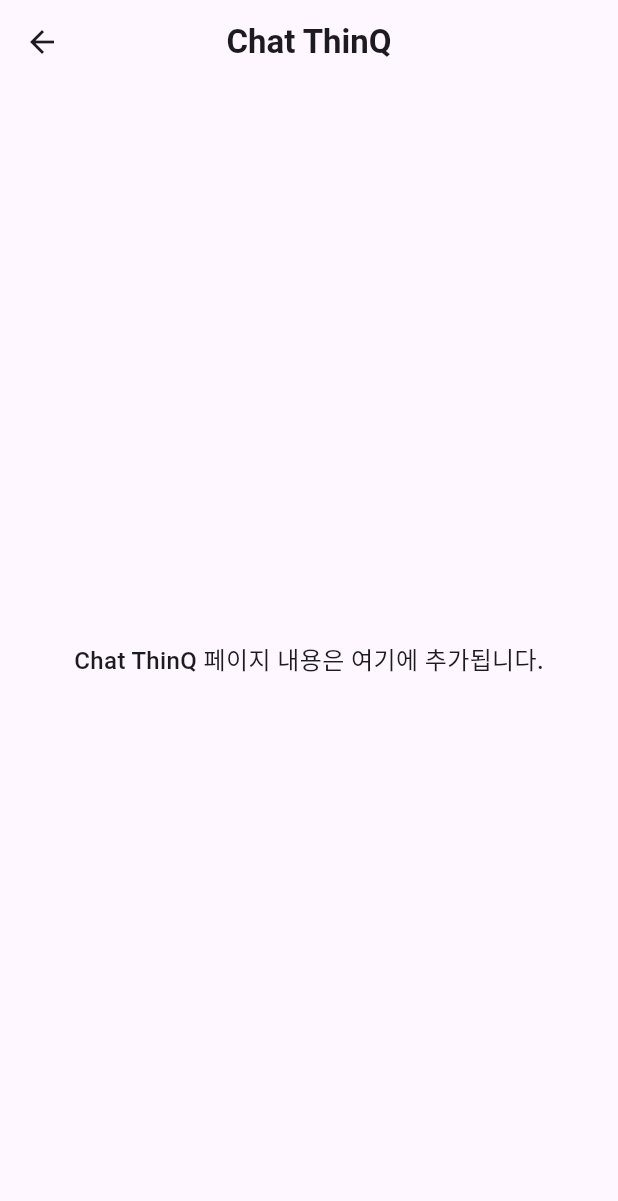
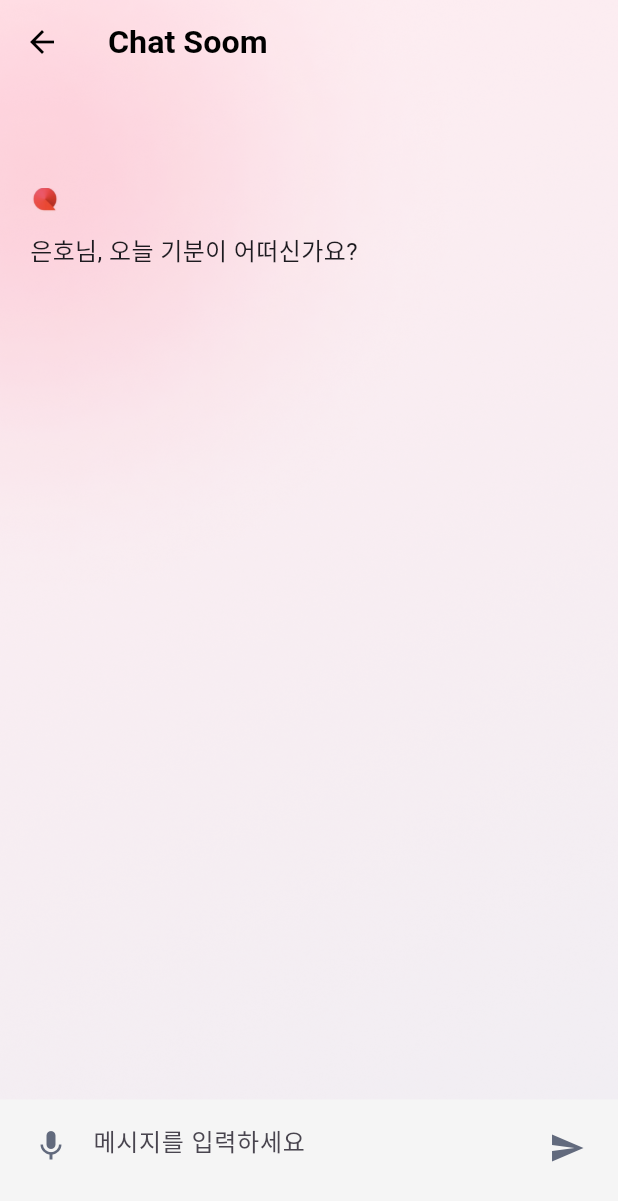
Before and after one commit to WhoingYang/LG_DX_PROJECT, a Flutter app: the SoomPage screen opened directly, scrolled down 323 dp, after a tap on the "arrow forward ios" icon, after a tap on "새로운 향 조향하기", on a phone screen of 412 x 824 dp. Shown: the top 1201 px of the screen. Run offline on Flutter 3.47's test engine with Material 3 defaults, Android fonts, the phone set to English and light mode, and no system bars; our stand-ins replace flutter_gemini; Roboto replaces fonts that are missing (Pretendard); project files that could hold a hidden picture were left out.

Commit message:
11월 21일 중간점검

```diff
--- a/analysis_options.yaml
+++ b/analysis_options.yaml
@@ -22,6 +22,7 @@
   # producing the lint.
   rules:
     prefer_const_constructors: false
+    prefer_const_literals_to_create_immutables: false
 
     # avoid_print: false  # Uncomment to disable the `avoid_print` rule
     # prefer_single_quotes: true  # Uncomment to enable the `prefer_single_quotes` rule
--- a/lib/chat_thinq.dart
+++ /dev/null
@@ -1,32 +0,0 @@
-import 'package:flutter/material.dart';
-
-class ChatThinqPage extends StatelessWidget {
-  const ChatThinqPage({Key? key}) : super(key: key);
-
-  @override
-  Widget build(BuildContext context) {
-    return Scaffold(
-      appBar: AppBar(
-        title: const Text(
-          'Chat ThinQ',
-          style: TextStyle(
-            fontFamily: 'Pretendard',
-            fontSize: 22,
-            fontWeight: FontWeight.w700,
-          ),
-        ),
-        centerTitle: true,
-      ),
-      body: const Center(
-        child: Text(
-          'Chat ThinQ 페이지 내용은 여기에 추가됩니다.',
-          style: TextStyle(
-            fontFamily: 'Pretendard',
-            fontSize: 16,
-            fontWeight: FontWeight.w500,
-          ),
-        ),
-      ),
-    );
-  }
-}
--- /dev/null
+++ b/lib/chatsoom.dart
@@ -0,0 +1,301 @@
+import 'package:flutter/material.dart';
+import 'package:flutter_gemini/flutter_gemini.dart';
+import 'package:soom/models/message.dart';
+
+class ChatSoomPage extends StatefulWidget {
+  ChatSoomPage({super.key});
+
+  @override
+  State<ChatSoomPage> createState() => _ChatSoomPageState();
+}
+
+class _ChatSoomPageState extends State<ChatSoomPage> {
+  final TextEditingController _controller = TextEditingController();
+  final FocusNode _focusNode = FocusNode();
+  final ScrollController _scrollController = ScrollController();
+  bool _canSendMessage = false;
+  ChatRoom _room = ChatRoom(chats: [], createdAt: DateTime.now());
+  bool _isLoading = false;
+
+  @override
+  void initState() {
+    super.initState();
+    Gemini.init(apiKey: "//"); // 여기에 실제 API 키 입력
+    _sendInitialMessage(); // 앱이 시작될 때 자동으로 질문
+  }
+
+  @override
+  void dispose() {
+    _scrollController.dispose();
+    _controller.dispose();
+    _focusNode.dispose();
+    super.dispose();
+  }
+
+  @override
+  Widget build(BuildContext context) {
+    return Scaffold(
+      extendBodyBehindAppBar: true,
+      appBar: AppBar(
+        backgroundColor: Colors.transparent,
+        elevation: 0,
+        leading: IconButton(
+          icon: const Icon(Icons.arrow_back, color: Colors.black), // 뒤로가기 아이콘
+          onPressed: () {
+            Navigator.pop(context); // 뒤로가기 기능
+          },
+        ),
+        title: Row(
+          mainAxisAlignment: MainAxisAlignment.start,
+          children: [
+            const Text(
+              "Chat Soom",
+              style: TextStyle(
+                color: Colors.black,
+                fontSize: 21.5,
+                fontWeight: FontWeight.bold,
+              ),
+            ),
+          ],
+        ),
+      ),
+      body: Stack(
+        children: [
+          Container(
+            decoration: BoxDecoration(
+              image: DecorationImage(
+                image: AssetImage("assets/img/Chat ThinQ.png"),
+                fit: BoxFit.cover,
+              ),
+            ),
+          ),
+          SingleChildScrollView(
+            padding: EdgeInsets.only(top: 120, bottom: 80),
+            child: Column(
+              children: [
+                for (var chat in _room.chats)
+                  chat.isMe
+                      ? _buildMyChatBubble(chat)
+                      : _buildGptChatBubble(chat),
+                if (_isLoading) _buildLoadingBubble(),
+              ],
+            ),
+          ),
+          Align(
+            alignment: Alignment.bottomCenter,
+            child: _buildTextField(),
+          ),
+        ],
+      ),
+    );
+  }
+
+  Widget _buildGptChatBubble(ChatMessage chat) {
+    return Column(
+      crossAxisAlignment: CrossAxisAlignment.start,
+      children: [
+        Container(
+          margin: EdgeInsets.only(left: 20, top: 5),
+          child: Image.asset(
+            "assets/img/ChatSoomMark.png",
+            width: 20,
+            height: 20,
+          ),
+        ),
+        Align(
+          alignment: Alignment.centerLeft,
+          child: Container(
+            constraints: BoxConstraints(maxWidth: 300),
+            margin: EdgeInsets.only(left: 20, right: 20, top: 10, bottom: 10),
+            decoration: BoxDecoration(
+              color: Colors.transparent,
+              borderRadius: BorderRadius.circular(20),
+            ),
+            child: Text(
+              chat.text,
+              style: TextStyle(
+                fontSize: 16,
+              ),
+            ),
+          ),
+        ),
+      ],
+    );
+  }
+
+  Widget _buildMyChatBubble(ChatMessage chat) {
+    return Align(
+      alignment: Alignment.centerRight,
+      child: Container(
+        constraints: BoxConstraints(maxWidth: 250),
+        padding: EdgeInsets.symmetric(horizontal: 16, vertical: 16),
+        margin: EdgeInsets.only(left: 20, right: 20, bottom: 10),
+        decoration: BoxDecoration(
+          color: Colors.grey[100],
+          borderRadius: BorderRadius.circular(20),
+        ),
+        child: Text(
+          chat.text,
+          style: TextStyle(
+            fontSize: 16,
+          ),
+        ),
+      ),
+    );
+  }
+
+  Widget _buildLoadingBubble() {
+    return Align(
+      alignment: Alignment.centerLeft,
+      child: Container(
+        constraints: BoxConstraints(maxWidth: 250),
+        padding: EdgeInsets.all(10),
+        margin: EdgeInsets.only(left: 20, right: 20, bottom: 10),
+        decoration: BoxDecoration(
+          color: Colors.grey[200],
+          borderRadius: BorderRadius.circular(20),
+        ),
+        child: Row(
+          children: [
+            SizedBox(
+              width: 20,
+              height: 20,
+              child: CircularProgressIndicator(strokeWidth: 2),
+            ),
+            SizedBox(width: 10),
+            Text(
+              "음답 대기 중...",
+              style: TextStyle(
+                fontSize: 16,
+              ),
+            ),
+          ],
+        ),
+      ),
+    );
+  }
+
+  Widget _buildTextField() {
+    return Container(
+      decoration: BoxDecoration(
+        color: Colors.grey[100],
+      ),
+      child: TextField(
+        controller: _controller,
+        focusNode: _focusNode,
+        onSubmitted: (text) {
+          if (text.trim().isNotEmpty) {
+            _sendMessage(); // 메세지 전송
+          }
+        },
+        onChanged: (text) {
+          setState(() {
+            _canSendMessage = text.isNotEmpty;
+          });
+        },
+        decoration: InputDecoration(
+          hintText: "메시지를 입력하세요",
+          border: InputBorder.none,
+          contentPadding: EdgeInsets.only(top: 15, left: 20, right: 20),
+          alignLabelWithHint: true,
+          prefixIcon: Padding(
+            padding: const EdgeInsets.only(top: 6, bottom: 35, left: 10),
+            child: IconButton(
+              icon: Container(
+                  width: 30,
+                  height: 30,
+                  child: Icon(
+                    Icons.mic,
+                    color: Color(0xFF626A7D),
+                  )),
+              onPressed: () {
+                print("마이크 버튼 클릭");
+              },
+            ),
+          ),
+          suffixIcon: Padding(
+            padding: const EdgeInsets.only(top: 8, bottom: 35, right: 10),
+            child: IconButton(
+              icon: Container(
+                width: 30,
+                height: 30,
+                child: Icon(
+                  Icons.send,
+                  color: Color(0xFF626A7D),
+                ),
+              ),
+              onPressed: () {
+                _sendMessage();
+              },
+            ),
+          ),
+        ),
+        style: TextStyle(fontSize: 16),
+        maxLines: null,
+        keyboardType: TextInputType.multiline,
+      ),
+    );
+  }
+
+  // 사용자가 메시지를 보낼 때
+  void _sendMessage() {
+    _focusNode.unfocus();
+
+    if (_controller.text.trim().isEmpty) {
+      return;
+    }
+
+    final ChatMessage chat = ChatMessage(
+      isMe: true,
+      text: _controller.text.trim(),
+      sentAt: DateTime.now(),
+    );
+
+    setState(() {
+      _room.chats.add(chat);
+      _canSendMessage = false;
+      _isLoading = true;
+    });
+
+    String question = _controller.text.trim();
+
+    Gemini.instance.streamGenerateContent(question).listen((event) {
+      setState(() {
+        if (_room.chats.last.isMe == false) {
+          _room.chats.last.text += (event.output ?? "");
+        } else {
+          _room.chats.add(ChatMessage(
+            isMe: false,
+            text: event.output ?? "",
+            sentAt: DateTime.now(),
+          ));
+        }
+        _isLoading = false;
+      });
+    }).onError((error) {
+      setState(() {
+        _room.chats.add(ChatMessage(
+          isMe: false,
+          text: "응답을 가져오는 데 실패했습니다. 다시 시도해 주세요.",
+          sentAt: DateTime.now(),
+        ));
+        _isLoading = false;
+      });
+    });
+
+    _controller.clear();
+  }
+
+  // 초기 질문 함수
+  void _sendInitialMessage() {
+    String initialMessage = "은호님, 오늘 기분이 어떠신가요?";
+
+    setState(() {
+      _room.chats.add(ChatMessage(
+        isMe: false,
+        text: initialMessage,
+        sentAt: DateTime.now(),
+      ));
+    });
+  }
+}
--- /dev/null
+++ b/lib/models/message.dart
@@ -0,0 +1,21 @@
+class ChatMessage {
+  final bool isMe;
+  String text;
+  final DateTime sentAt;
+
+  ChatMessage({
+    required this.isMe,
+    required this.text,
+    required this.sentAt,
+  });
+}
+
+class ChatRoom {
+  List<ChatMessage> chats;
+  final DateTime createdAt;
+
+  ChatRoom({
+    required this.chats,
+    required this.createdAt,
+  });
+}
--- a/lib/soom.dart
+++ b/lib/soom.dart
@@ -1,7 +1,7 @@
 // lib/soom.dart
 import 'package:flutter/material.dart';
 import 'useful_features_page.dart';
-import 'chat_thinq.dart'; // ChatThinqPage를 사용하기 위해 import
+import 'chatsoom.dart'; // ChatThinqPage를 사용하기 위해 import
 import 'main.dart';
 import 'christmas_smell.dart';
 import 'winter_smell.dart';
@@ -349,8 +349,7 @@
                                     Navigator.push(
                                       context,
                                       MaterialPageRoute(
-                                        builder: (context) =>
-                                            const ChatThinqPage(),
+                                        builder: (context) => ChatSoomPage(),
                                       ),
                                     );
                                   },
--- a/pubspec.yaml
+++ b/pubspec.yaml
@@ -31,6 +31,8 @@
   flutter:
     sdk: flutter
   provider: ^6.0.3
+  flutter_gemini: 2.0.5
+  keyboard_actions: ^4.0.0
 
 
   # The following adds the Cupertino Icons font to your application.
```
Also changed, not shown: assets/img/Chat ThinQ.png (added), assets/img/ChatSoomMark.png (added), pubspec.lock.
